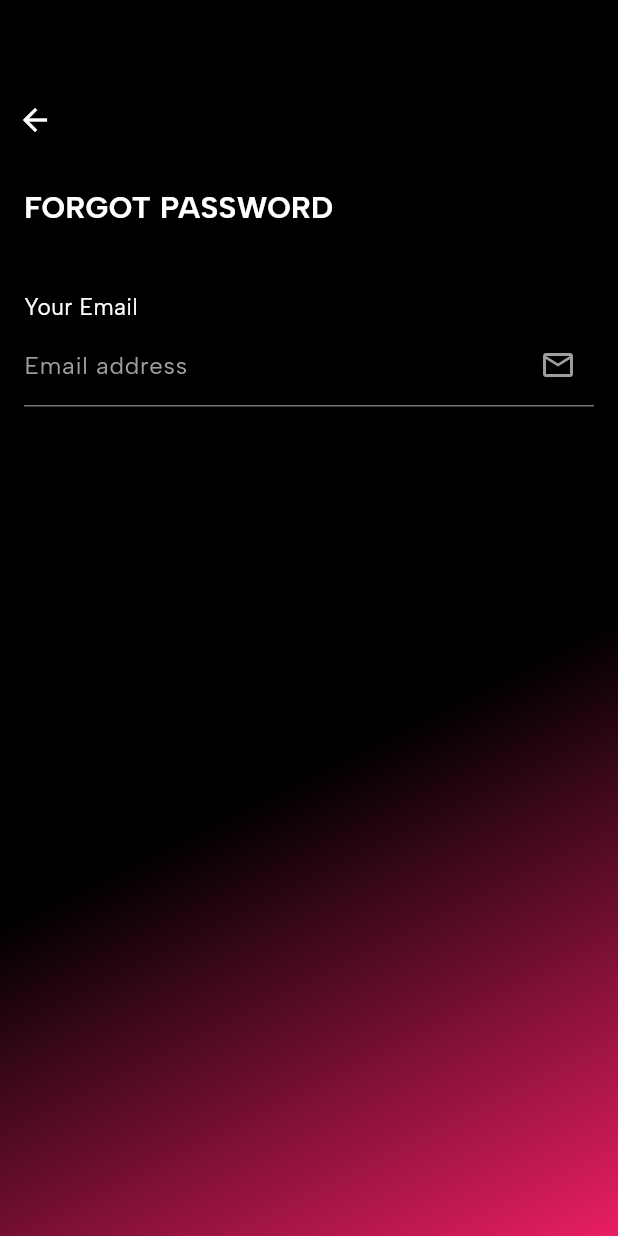
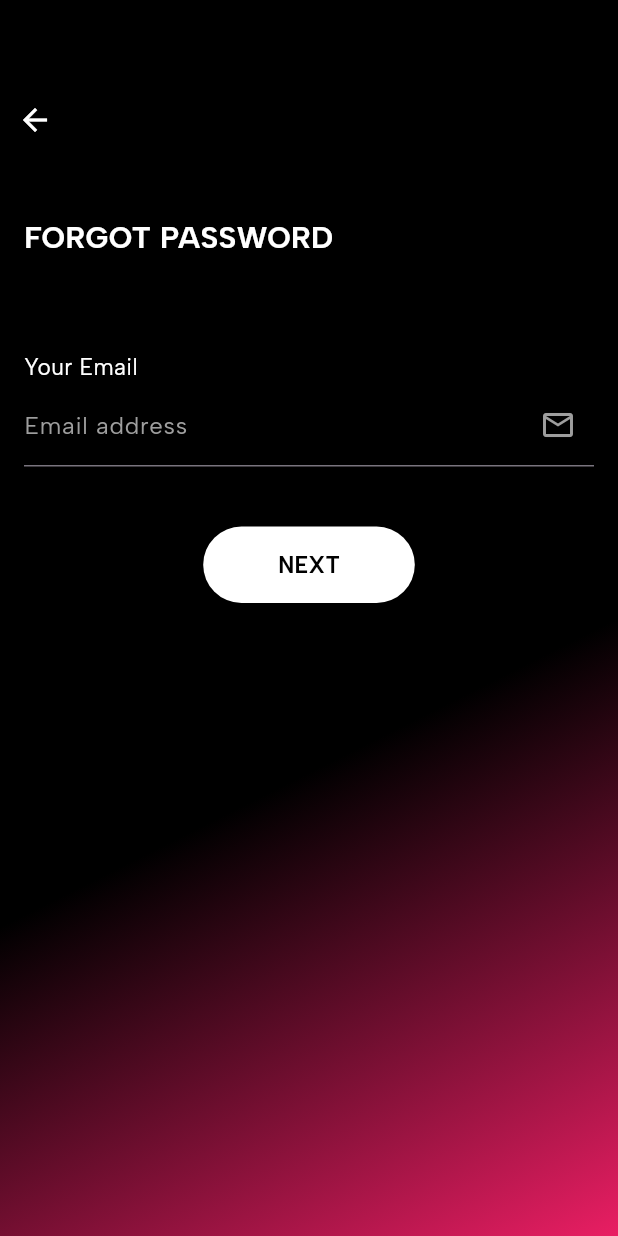
Before and after one commit to Collinstoo/Anga-App, a Flutter app: the AdminForgetpassword screen opened directly, on a phone screen of 412 x 824 dp. Run offline on Flutter 3.47's test engine with Material 3 defaults, Android fonts, the phone set to English and light mode, and no system bars; our stand-ins replace google_fonts, intl_phone_field, ionicons, shared_preferences, solar_icons; accounts and stored records are empty.

Commit message:
admin login

```diff
--- a/lib/admin/AdminLogin.dart
+++ b/lib/admin/AdminLogin.dart
@@ -27,7 +27,7 @@ class _AdminLoginState extends State<AdminLogin> {
     final String email = _emailController.text;
     final String password = _passwordController.text;
 
-    final url = Uri.parse('http://38.242.205.219:8000/api/admin/login');
+    final url = Uri.parse('http://192.168.1.63:8000/api/admin/login');
 
     try {
       final response = await http.post(
--- a/lib/admin/admin_forgetpassword.dart
+++ b/lib/admin/admin_forgetpassword.dart
@@ -33,7 +33,7 @@ class _AdminForgetpasswordState extends State<AdminForgetpassword> {
                   icon: const Icon(Icons.arrow_back, color: Colors.white,),
                 ),
               ),
-              const SizedBox(height: 20),
+              const SizedBox(height: 40),
               Align(
                 alignment: Alignment(-1,0),
                 child: Text(
@@ -45,7 +45,7 @@ class _AdminForgetpasswordState extends State<AdminForgetpassword> {
                   ),
                 ),
               ),
-              const SizedBox(height: 20,),
+              const SizedBox(height: 40,),
               Text(
                 'Enter your email to forget password',
                 style: TextStyle(
@@ -69,6 +69,27 @@ class _AdminForgetpasswordState extends State<AdminForgetpassword> {
                   label: Text('Email address', style: TextStyle(color: Colors.grey),),
                 ),
               ),
+              SizedBox(height: 40,),
+              ElevatedButton(
+                onPressed: () {  },
+                // onPressed: _login,
+                style: ElevatedButton.styleFrom(
+                  backgroundColor: Colors.white,
+                  shape: RoundedRectangleBorder(
+                    borderRadius: BorderRadius.circular(30),
+                  ),
+                  padding: const EdgeInsets.symmetric(horizontal: 50, vertical: 15),
+                ),
+
+                child: const Text(
+                  'NEXT',
+                  style: TextStyle(
+                    fontWeight: FontWeight.bold,
+                    fontSize: 15,
+                    color: Colors.black,
+                  ),
+                ),
+              ),
             ],
           ),
         ),
```
